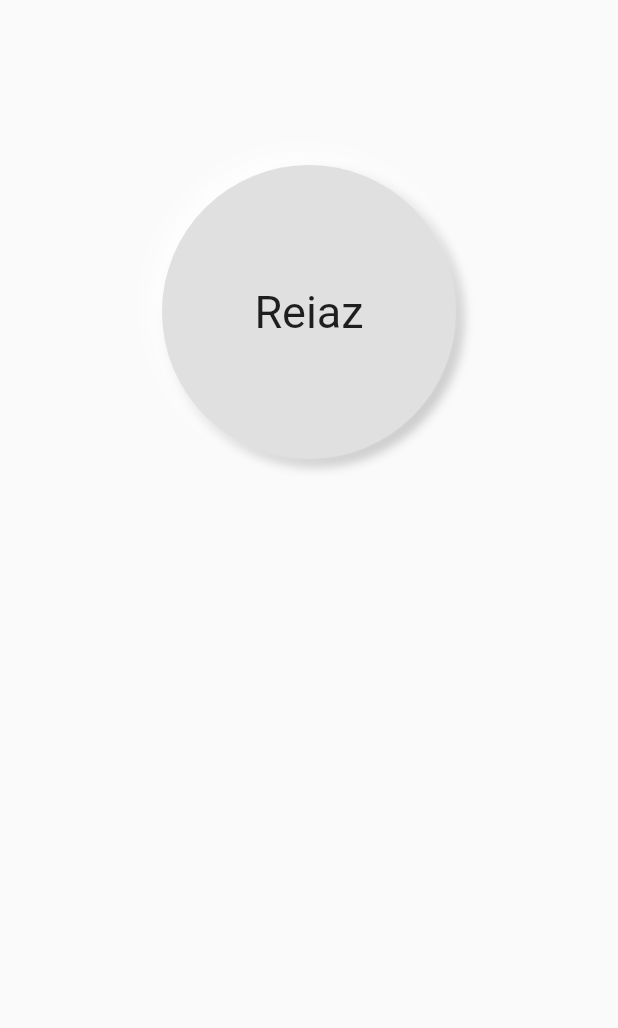
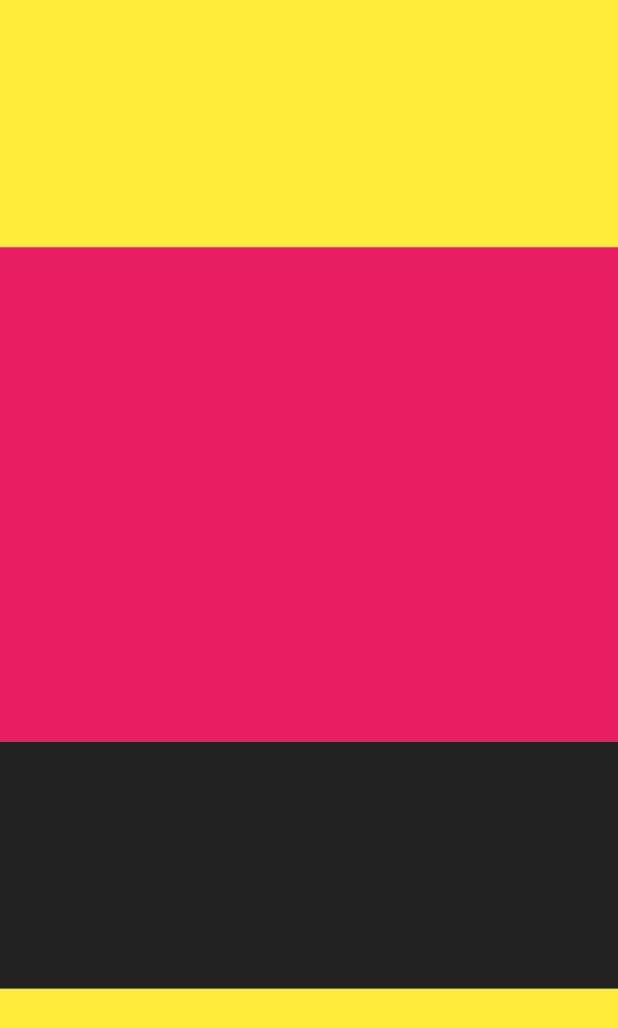
Before and after one commit to mrreiaz/flutter-in-mac, a Flutter app: the screen it shows after launch, on a phone screen of 412 x 824 dp. Shown: the top 1028 px of the screen. Run offline on Flutter 3.47's test engine with Material 2 defaults, Android fonts, the light colour scheme and no system bars.

Commit message:
Expanded widget

```diff
--- a/lib/main.dart
+++ b/lib/main.dart
@@ -12,39 +12,31 @@ class MyApp extends StatelessWidget {
     return MaterialApp(
       home: Scaffold(
         body: SafeArea(
-          child: Padding(
-            padding: const EdgeInsets.all(108.0),
-            child: Container(
-              child: Center(
-                child: Text(
-                  'Reiaz',
-                  style: TextStyle(
-                    fontSize: 30,
-                  ),
+          child: Column(
+            children: [
+              Expanded(
+                flex: 1,
+                child: Container(
+                  color: Colors.yellow,
                 ),
               ),
-              height: 200,
-              width: 200,
-              decoration: BoxDecoration(
-                color: Colors.grey[300],
-                shape: BoxShape.circle,
-                //borderRadius: BorderRadius.circular(30),
-                boxShadow: [
-                  BoxShadow(
-                    color: Colors.grey.shade400,
-                    offset: const Offset(4.0, 4.0),
-                    blurRadius: 5.0,
-                    spreadRadius: 1.0,
-                  ),
-                  const BoxShadow(
-                    color: Colors.white,
-                    offset: Offset(-4.0, -4.0),
-                    blurRadius: 15.0,
-                    spreadRadius: 1.0,
-                  ),
-                ],
+              Expanded(
+                flex: 2,
+                child: Container(
+                  color: Colors.pink,
+                ),
               ),
-            ),
+              Expanded(
+                child: Container(
+                  color: Colors.black87,
+                ),
+              ),
+              Expanded(
+                child: Container(
+                  color: Colors.yellow,
+                ),
+              ),
+            ],
           ),
         ),
       ),
```
